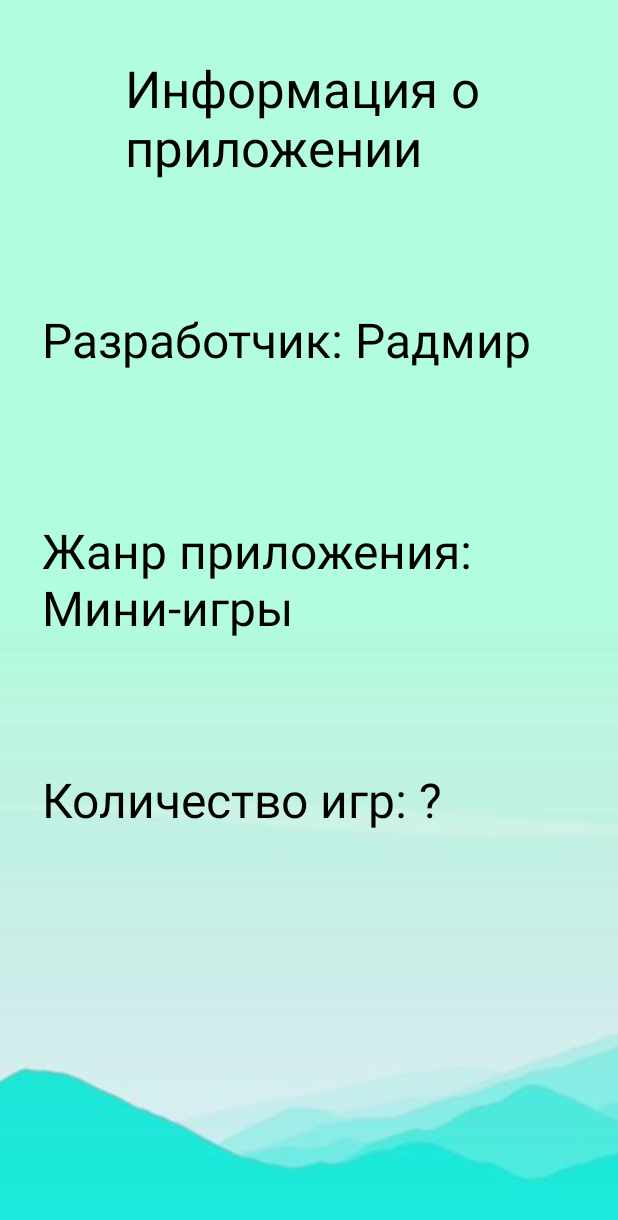
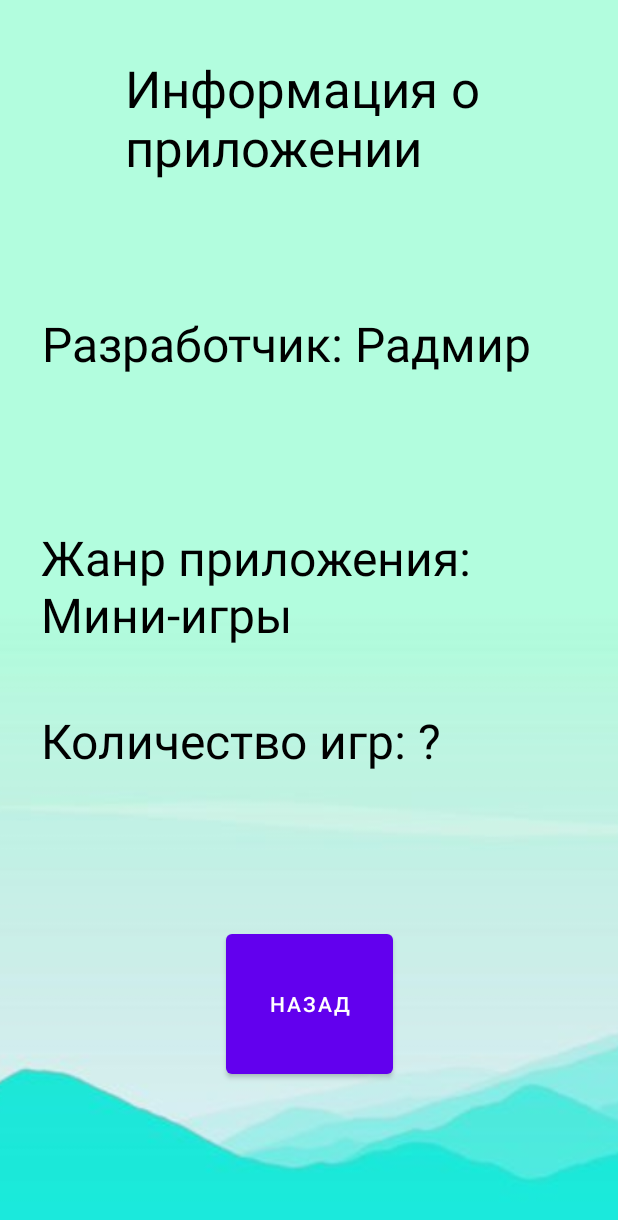
Before and after one commit to Radrim/MiniGame, an Android app: the InfoActivity screen opened directly, with no data from a screen before it, on a phone screen of 412 x 824 dp. Shown: the top 1220 px of the screen. Run offline under Robolectric (Android 15) with nearby library versions, the phone set to English and light mode, and no system bars.

Commit message:
Mini_Games

```diff
--- a/src/main/java/com/example/myapplication/InfoActivity.java
+++ b/src/main/java/com/example/myapplication/InfoActivity.java
@@ -2,9 +2,12 @@ package com.example.myapplication;
 
 import androidx.appcompat.app.AppCompatActivity;
 
+import android.content.Intent;
 import android.os.Bundle;
+import android.view.View;
 import android.view.Window;
 import android.view.WindowManager;
+import android.widget.Button;
 
 public class InfoActivity extends AppCompatActivity {
 
@@ -14,5 +17,15 @@ public class InfoActivity extends AppCompatActivity {
         setContentView(R.layout.activity_info);
         Window w = getWindow();
         w.setFlags(WindowManager.LayoutParams.FLAG_FULLSCREEN,WindowManager.LayoutParams.FLAG_FULLSCREEN);
+        Button btn_back3 = (Button)findViewById(R.id.btn_back3);
+        btn_back3.setOnClickListener(new View.OnClickListener() {
+            @Override
+            public void onClick(View v) {
+                try {
+                    Intent intent = new Intent(InfoActivity.this,MainActivity.class);
+                    startActivity(intent);
+                }catch (Exception e){}
+            }
+        });
     }
 }
--- a/src/main/res/layout/activity_info.xml
+++ b/src/main/res/layout/activity_info.xml
@@ -22,7 +22,7 @@
         android:layout_width="245dp"
         android:layout_height="0dp"
         android:layout_marginTop="36dp"
-        android:layout_marginBottom="65dp"
+        android:layout_marginBottom="66dp"
         android:text="Информация о приложении"
         android:textColor="@color/black"
         android:textSize="34sp"
@@ -52,30 +52,43 @@
         android:id="@+id/textView7"
         android:layout_width="0dp"
         android:layout_height="0dp"
-        android:layout_marginBottom="63dp"
+        android:layout_marginEnd="6dp"
+        android:layout_marginRight="6dp"
+        android:layout_marginBottom="17dp"
         android:text="Жанр приложения: Мини-игры"
         android:textColor="@color/black"
         android:textSize="32sp"
         app:layout_constraintBottom_toTopOf="@+id/textView8"
         app:layout_constraintEnd_toEndOf="parent"
-        app:layout_constraintStart_toStartOf="@+id/textView6"
+        app:layout_constraintStart_toStartOf="@+id/textView8"
         app:layout_constraintTop_toBottomOf="@+id/textView6" />
 
     <TextView
         android:id="@+id/textView8"
         android:layout_width="0dp"
         android:layout_height="0dp"
-        android:layout_marginStart="28dp"
-        android:layout_marginLeft="28dp"
-        android:layout_marginEnd="28dp"
-        android:layout_marginRight="28dp"
-        android:layout_marginBottom="209dp"
+        android:layout_marginStart="27dp"
+        android:layout_marginLeft="27dp"
+        android:layout_marginEnd="27dp"
+        android:layout_marginRight="27dp"
+        android:layout_marginBottom="39dp"
         android:text="Количество игр: ?"
         android:textColor="@color/black"
         android:textSize="32sp"
-        app:layout_constraintBottom_toBottomOf="parent"
+        app:layout_constraintBottom_toTopOf="@+id/btn_back3"
         app:layout_constraintEnd_toEndOf="parent"
         app:layout_constraintStart_toStartOf="parent"
         app:layout_constraintTop_toBottomOf="@+id/textView7" />
 
+    <Button
+        android:id="@+id/btn_back3"
+        android:layout_width="111dp"
+        android:layout_height="0dp"
+        android:layout_marginBottom="102dp"
+        android:text="Назад"
+        app:layout_constraintBottom_toBottomOf="parent"
+        app:layout_constraintEnd_toEndOf="parent"
+        app:layout_constraintStart_toStartOf="parent"
+        app:layout_constraintTop_toBottomOf="@+id/textView8" />
+
 </androidx.constraintlayout.widget.ConstraintLayout>
```
Also changed, not shown: src/main/java/com/example/myapplication/SettingActivity.java (+13 -0 lines), src/main/res/layout/activity_setting.xml (+14 -1 lines).
